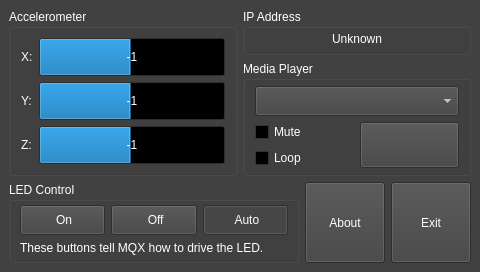
elnicoCZ/sqm4_vf6_easyDuo, file linux/easyduo.ui: the form before one commit.
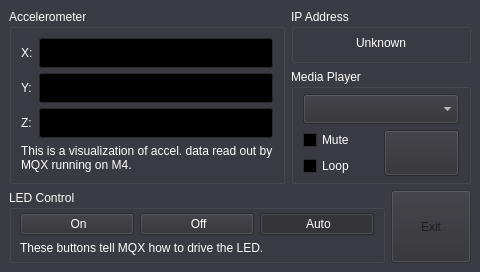
The form after the commit. Icons and pictures are not drawn.

Commit message:
Linux: Window activate/deactivate event used to start/stop timers.
Display proper value in accelerometer progressbars.
Exit button disabled.
Buttons and frames made more visible (skin).

```diff
--- a/linux/easyduo.ui
+++ b/linux/easyduo.ui
@@ -31,45 +31,45 @@
      <colorrole role="Button">
       <brush brushstyle="SolidPattern">
        <color alpha="255">
-        <red>65</red>
-        <green>65</green>
-        <blue>65</blue>
+        <red>46</red>
+        <green>46</green>
+        <blue>52</blue>
        </color>
       </brush>
      </colorrole>
      <colorrole role="Light">
       <brush brushstyle="SolidPattern">
        <color alpha="255">
-        <red>97</red>
-        <green>97</green>
-        <blue>97</blue>
+        <red>88</red>
+        <green>88</green>
+        <blue>100</blue>
        </color>
       </brush>
      </colorrole>
      <colorrole role="Midlight">
       <brush brushstyle="SolidPattern">
        <color alpha="255">
-        <red>81</red>
-        <green>81</green>
-        <blue>81</blue>
+        <red>73</red>
+        <green>73</green>
+        <blue>83</blue>
        </color>
       </brush>
      </colorrole>
      <colorrole role="Dark">
       <brush brushstyle="SolidPattern">
        <color alpha="255">
-        <red>32</red>
-        <green>32</green>
-        <blue>32</blue>
+        <red>29</red>
+        <green>29</green>
+        <blue>33</blue>
        </color>
       </brush>
      </colorrole>
      <colorrole role="Mid">
       <brush brushstyle="SolidPattern">
        <color alpha="255">
-        <red>43</red>
-        <green>43</green>
-        <blue>43</blue>
+        <red>39</red>
+        <green>39</green>
+        <blue>44</blue>
        </color>
       </brush>
      </colorrole>
@@ -112,9 +112,9 @@
      <colorrole role="Window">
       <brush brushstyle="SolidPattern">
        <color alpha="255">
-        <red>65</red>
-        <green>65</green>
-        <blue>65</blue>
+        <red>59</red>
+        <green>59</green>
+        <blue>67</blue>
        </color>
       </brush>
      </colorrole>
@@ -123,16 +123,16 @@
        <color alpha="255">
         <red>0</red>
         <green>0</green>
-        <blue>0</blue>
+        <blue>40</blue>
        </color>
       </brush>
      </colorrole>
      <colorrole role="AlternateBase">
       <brush brushstyle="SolidPattern">
        <color alpha="255">
-        <red>32</red>
-        <green>32</green>
-        <blue>32</blue>
+        <red>29</red>
+        <green>29</green>
+        <blue>33</blue>
        </color>
       </brush>
      </colorrole>
@@ -168,45 +168,45 @@
      <colorrole role="Button">
       <brush brushstyle="SolidPattern">
        <color alpha="255">
-        <red>65</red>
-        <green>65</green>
-        <blue>65</blue>
+        <red>46</red>
+        <green>46</green>
+        <blue>52</blue>
        </color>
       </brush>
      </colorrole>
      <colorrole role="Light">
       <brush brushstyle="SolidPattern">
        <color alpha="255">
-        <red>97</red>
-        <green>97</green>
-        <blue>97</blue>
+        <red>88</red>
+        <green>88</green>
+        <blue>100</blue>
        </color>
       </brush>
      </colorrole>
      <colorrole role="Midlight">
       <brush brushstyle="SolidPattern">
        <color alpha="255">
-        <red>81</red>
-        <green>81</green>
-        <blue>81</blue>
+        <red>73</red>
+        <green>73</green>
+        <blue>83</blue>
        </color>
       </brush>
      </colorrole>
      <colorrole role="Dark">
       <brush brushstyle="SolidPattern">
        <color alpha="255">
-        <red>32</red>
-        <green>32</green>
-        <blue>32</blue>
+        <red>29</red>
+        <green>29</green>
+        <blue>33</blue>
        </color>
       </brush>
      </colorrole>
      <colorrole role="Mid">
       <brush brushstyle="SolidPattern">
        <color alpha="255">
-        <red>43</red>
-        <green>43</green>
-        <blue>43</blue>
+        <red>39</red>
+        <green>39</green>
+        <blue>44</blue>
        </color>
       </brush>
      </colorrole>
@@ -249,9 +249,9 @@
      <colorrole role="Window">
       <brush brushstyle="SolidPattern">
        <color alpha="255">
-        <red>65</red>
-        <green>65</green>
-        <blue>65</blue>
+        <red>59</red>
+        <green>59</green>
+        <blue>67</blue>
        </color>
       </brush>
      </colorrole>
@@ -260,16 +260,16 @@
        <color alpha="255">
         <red>0</red>
         <green>0</green>
-        <blue>0</blue>
+        <blue>40</blue>
        </color>
       </brush>
      </colorrole>
      <colorrole role="AlternateBase">
       <brush brushstyle="SolidPattern">
        <color alpha="255">
-        <red>32</red>
-        <green>32</green>
-        <blue>32</blue>
+        <red>29</red>
+        <green>29</green>
+        <blue>33</blue>
        </color>
       </brush>
      </colorrole>
@@ -296,63 +296,63 @@
      <colorrole role="WindowText">
       <brush brushstyle="SolidPattern">
        <color alpha="255">
-        <red>32</red>
-        <green>32</green>
-        <blue>32</blue>
+        <red>29</red>
+        <green>29</green>
+        <blue>33</blue>
        </color>
       </brush>
      </colorrole>
      <colorrole role="Button">
       <brush brushstyle="SolidPattern">
        <color alpha="255">
-        <red>65</red>
-        <green>65</green>
-        <blue>65</blue>
+        <red>46</red>
+        <green>46</green>
+        <blue>52</blue>
        </color>
       </brush>
      </colorrole>
      <colorrole role="Light">
       <brush brushstyle="SolidPattern">
        <color alpha="255">
-        <red>97</red>
-        <green>97</green>
-        <blue>97</blue>
+        <red>88</red>
+        <green>88</green>
+        <blue>100</blue>
        </color>
       </brush>
      </colorrole>
      <colorrole role="Midlight">
       <brush brushstyle="SolidPattern">
        <color alpha="255">
-        <red>81</red>
-        <green>81</green>
-        <blue>81</blue>
+        <red>73</red>
+        <green>73</green>
+        <blue>83</blue>
        </color>
       </brush>
      </colorrole>
      <colorrole role="Dark">
       <brush brushstyle="SolidPattern">
        <color alpha="255">
-        <red>32</red>
-        <green>32</green>
-        <blue>32</blue>
+        <red>29</red>
+        <green>29</green>
+        <blue>33</blue>
        </color>
       </brush>
      </colorrole>
      <colorrole role="Mid">
       <brush brushstyle="SolidPattern">
        <color alpha="255">
-        <red>43</red>
-        <green>43</green>
-        <blue>43</blue>
+        <red>39</red>
+        <green>39</green>
+        <blue>44</blue>
        </color>
       </brush>
      </colorrole>
      <colorrole role="Text">
       <brush brushstyle="SolidPattern">
        <color alpha="255">
-        <red>32</red>
-        <green>32</green>
-        <blue>32</blue>
+        <red>29</red>
+        <green>29</green>
+        <blue>33</blue>
        </color>
       </brush>
      </colorrole>
@@ -368,27 +368,27 @@
      <colorrole role="ButtonText">
       <brush brushstyle="SolidPattern">
        <color alpha="255">
-        <red>32</red>
-        <green>32</green>
-        <blue>32</blue>
+        <red>29</red>
+        <green>29</green>
+        <blue>33</blue>
        </color>
       </brush>
      </colorrole>
      <colorrole role="Base">
       <brush brushstyle="SolidPattern">
        <color alpha="255">
-        <red>65</red>
-        <green>65</green>
-        <blue>65</blue>
+        <red>59</red>
+        <green>59</green>
+        <blue>67</blue>
        </color>
       </brush>
      </colorrole>
      <colorrole role="Window">
       <brush brushstyle="SolidPattern">
        <color alpha="255">
-        <red>65</red>
-        <green>65</green>
-        <blue>65</blue>
+        <red>59</red>
+        <green>59</green>
+        <blue>67</blue>
        </color>
       </brush>
      </colorrole>
@@ -397,16 +397,16 @@
        <color alpha="255">
         <red>0</red>
         <green>0</green>
-        <blue>0</blue>
+        <blue>40</blue>
        </color>
       </brush>
      </colorrole>
      <colorrole role="AlternateBase">
       <brush brushstyle="SolidPattern">
        <color alpha="255">
-        <red>65</red>
-        <green>65</green>
-        <blue>65</blue>
+        <red>59</red>
+        <green>59</green>
+        <blue>67</blue>
        </color>
       </brush>
      </colorrole>
@@ -455,14 +455,14 @@
            <string>Accelerometer</string>
           </property>
           <layout class="QGridLayout" name="gridLayout_3">
-           <item row="0" column="0">
+           <item row="1" column="0">
             <widget class="QLabel" name="lblAccelX">
              <property name="text">
               <string>X:</string>
              </property>
             </widget>
            </item>
-           <item row="0" column="1">
+           <item row="1" column="1">
             <widget class="QProgressBar" name="prgAccelX">
              <property name="sizePolicy">
               <sizepolicy hsizetype="Expanding" vsizetype="MinimumExpanding">
@@ -476,28 +476,22 @@
                <height>30</height>
               </size>
              </property>
-             <property name="minimum">
-              <number>-8192</number>
-             </property>
              <property name="maximum">
-              <number>8192</number>
-             </property>
-             <property name="value">
-              <number>-1</number>
+              <number>16384</number>
              </property>
              <property name="format">
-              <string>%v</string>
+              <string/>
              </property>
             </widget>
            </item>
-           <item row="1" column="0">
+           <item row="2" column="0">
             <widget class="QLabel" name="lblAccelY">
              <property name="text">
               <string>Y:</string>
              </property>
             </widget>
            </item>
-           <item row="1" column="1">
+           <item row="2" column="1">
             <widget class="QProgressBar" name="prgAccelY">
              <property name="sizePolicy">
               <sizepolicy hsizetype="Expanding" vsizetype="MinimumExpanding">
@@ -511,28 +505,22 @@
                <height>30</height>
               </size>
              </property>
-             <property name="minimum">
-              <number>-8192</number>
-             </property>
              <property name="maximum">
-              <number>8192</number>
-             </property>
-             <property name="value">
-              <number>-1</number>
+              <number>16384</number>
              </property>
              <property name="format">
-              <string>%v</string>
+              <string/>
              </property>
             </widget>
            </item>
-           <item row="2" column="0">
+           <item row="3" column="0">
             <widget class="QLabel" name="lblAccelZ">
              <property name="text">
               <string>Z:</string>
              </property>
             </widget>
            </item>
-           <item row="2" column="1">
+           <item row="3" column="1">
             <widget class="QProgressBar" name="prgAccelZ">
              <property name="sizePolicy">
               <sizepolicy hsizetype="Expanding" vsizetype="MinimumExpanding">
@@ -546,17 +534,29 @@
                <height>30</height>
               </size>
              </property>
-             <property name="minimum">
-              <number>-8192</number>
-             </property>
              <property name="maximum">
-              <number>8192</number>
-             </property>
-             <property name="value">
-              <number>-1</number>
+              <number>16384</number>
              </property>
              <property name="format">
-              <string>%v</string>
+              <string/>
+             </property>
+            </widget>
+           </item>
+           <item row="4" column="0" colspan="2">
+            <widget class="QLabel" name="lblAccel">
+             <property name="font">
+              <font>
+               <pointsize>9</pointsize>
+              </font>
+             </property>
+             <property name="text">
+              <string>This is a visualization of accel. data read out by MQX running on M4.</string>
+             </property>
+             <property name="scaledContents">
+              <bool>false</bool>
+             </property>
+             <property name="wordWrap">
+              <bool>true</bool>
              </property>
             </widget>
            </item>
@@ -749,7 +749,7 @@
        </layout>
       </item>
       <item>
-       <layout class="QGridLayout" name="gridLayout_2" columnstretch="4,1,1">
+       <layout class="QGridLayout" name="gridLayout_2" columnstretch="4,0">
         <property name="sizeConstraint">
          <enum>QLayout::SetMaximumSize</enum>
         </property>
@@ -899,29 +899,10 @@
          </widget>
         </item>
         <item row="0" column="1">
-         <widget class="QPushButton" name="btnAbout">
-          <property name="sizePolicy">
-           <sizepolicy hsizetype="Minimum" vsizetype="MinimumExpanding">
-            <horstretch>0</horstretch>
-            <verstretch>0</verstretch>
-           </sizepolicy>
-          </property>
-          <property name="maximumSize">
-           <size>
-            <width>16777215</width>
-            <height>150</height>
-           </size>
-          </property>
-          <property name="focusPolicy">
-           <enum>Qt::TabFocus</enum>
-          </property>
-          <property name="text">
-           <string>About</string>
-          </property>
-         </widget>
-        </item>
-        <item row="0" column="2">
          <widget class="QPushButton" name="btnExit">
+          <property name="enabled">
+           <bool>false</bool>
+          </property>
           <property name="sizePolicy">
            <sizepolicy hsizetype="Expanding" vsizetype="MinimumExpanding">
             <horstretch>0</horstretch>
```
Left out of the diff: 3 changed lines with no effect on the pictures. The commit also changes 2 other files.
